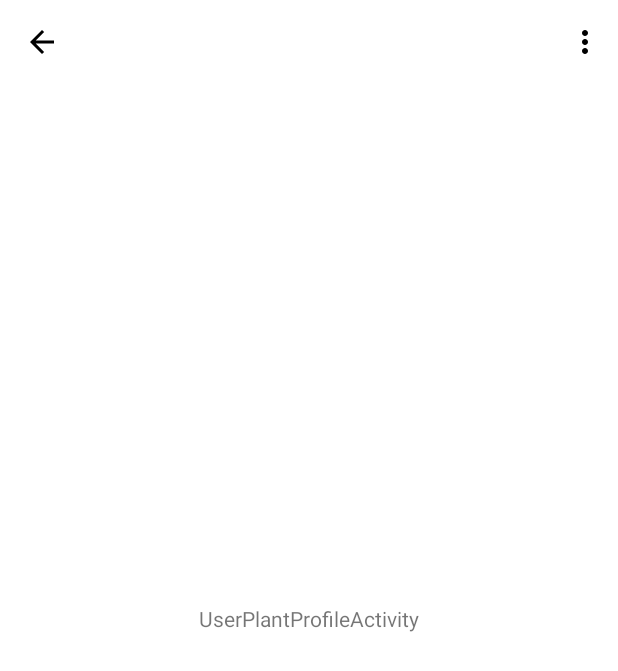
After one commit to arhanikram/BloomBotanica, an Android app: the UserPlantProfileActivity screen opened directly, with no data from a screen before it, on a phone screen of 412 x 824 dp. The commit adds this screen. Shown: the top 671 px of the screen. Run offline under Robolectric (Android 15) with nearby library versions, the phone set to English and light mode, and no system bars; our stand-ins replace Room's generated code; 1 statement that could not run was skipped.

Commit message:
added user plant profile

```diff
--- /dev/null
+++ b/app/src/main/java/com/example/bloombotanica/ui/UserPlantProfileActivity.java
@@ -0,0 +1,114 @@
+package com.example.bloombotanica.ui;
+
+import android.os.Bundle;
+import android.view.Menu;
+import android.view.MenuItem;
+import android.widget.TextView;
+import android.widget.Toast;
+
+import androidx.annotation.NonNull;
+import androidx.appcompat.widget.Toolbar;
+
+import androidx.activity.EdgeToEdge;
+import androidx.appcompat.app.AppCompatActivity;
+import androidx.core.graphics.Insets;
+import androidx.core.view.ViewCompat;
+import androidx.core.view.WindowInsetsCompat;
+import androidx.room.Delete;
+
+import com.example.bloombotanica.R;
+import com.example.bloombotanica.database.UserPlantDatabase;
+import com.example.bloombotanica.dialogs.DeletePlantDialog;
+import com.example.bloombotanica.models.UserPlant;
+
+public class UserPlantProfileActivity extends AppCompatActivity implements DeletePlantDialog.DeletePlantListener {
+
+    private UserPlantDatabase userPlantDatabase;
+    private int userPlantId;
+    private TextView plantNickname;
+    private UserPlant userPlant;
+
+
+    @Override
+    protected void onCreate(Bundle savedInstanceState) {
+        super.onCreate(savedInstanceState);
+        EdgeToEdge.enable(this);
+        setContentView(R.layout.activity_user_plant_profile);
+        ViewCompat.setOnApplyWindowInsetsListener(findViewById(R.id.main), (v, insets) -> {
+            Insets systemBars = insets.getInsets(WindowInsetsCompat.Type.systemBars());
+            v.setPadding(systemBars.left, systemBars.top, systemBars.right, systemBars.bottom);
+            return insets;
+        });
+
+        plantNickname = findViewById(R.id.userplant_nickname);
+
+        userPlantDatabase = UserPlantDatabase.getInstance(this);
+
+        userPlantId = getIntent().getIntExtra("userPlantId", -1);
+        if (userPlantId != -1) {
+            fetchUserPlant();
+
+        } else {
+            Toast.makeText(this, "Invalid user plant ID", Toast.LENGTH_SHORT).show();
+            finish();
+
+        }
+
+
+        Toolbar toolbar = findViewById(R.id.user_plant_profile_toolbar);
+        setSupportActionBar(toolbar);
+
+        if(getSupportActionBar() != null) {
+            getSupportActionBar().setTitle("");
+            getSupportActionBar().setDisplayHomeAsUpEnabled(true);
+        }
+
+        toolbar.setNavigationOnClickListener(v -> getOnBackPressedDispatcher().onBackPressed());
+
+    }
+
+    private void fetchUserPlant() {
+        new Thread(() -> {
+            userPlant = userPlantDatabase.userPlantDao().getUserPlantById(userPlantId);
+            runOnUiThread(() -> {
+                if (userPlant != null) {
+                    plantNickname.setText(userPlant.getNickname());
+
+                } else {
+                    Toast.makeText(UserPlantProfileActivity.this, "User plant not found", Toast.LENGTH_SHORT).show();
+                    finish();
+                }
+            });
+        }).start();
+    }
+
+    @Override
+    public boolean onCreateOptionsMenu(Menu menu) {
+        getMenuInflater().inflate(R.menu.user_plant_profile_menu, menu);
+        return true;
+    }
+
+    @Override
+    public boolean onOptionsItemSelected(@NonNull MenuItem item) {
+        if (item.getItemId() == R.id.edit_user_plant) {
+            // Handle edit user plant action
+            Toast.makeText(this, "Edit User Plant", Toast.LENGTH_SHORT).show();
+            return true;
+        } else if (item.getItemId() == R.id.delete_user_plant) {
+            showDeleteDialog();
+            return true;
+        }
+        return super.onOptionsItemSelected(item);
+    }
+
+    private void showDeleteDialog() {
+        DeletePlantDialog.showDeleteConfirmationDialog(this, userPlantDatabase, userPlant, 0, this);
+    }
+
+    @Override
+    public void onDeleteComplete(int position) {
+        // Handle what to do after deletion, like finishing the activity
+        Toast.makeText(this, "Plant deleted successfully", Toast.LENGTH_SHORT).show();
+        finish(); // Close the activity after deletion
+    }
+}
--- /dev/null
+++ b/app/src/main/res/drawable/baseline_arrow_back_24.xml
@@ -0,0 +1,5 @@
+<vector xmlns:android="http://schemas.android.com/apk/res/android" android:autoMirrored="true" android:height="24dp" android:tint="#000000" android:viewportHeight="24" android:viewportWidth="24" android:width="24dp">
+
+    <path android:fillColor="@android:color/white" android:pathData="M20,11H7.83l5.59,-5.59L12,4l-8,8 8,8 1.41,-1.41L7.83,13H20v-2z"/>
+
+</vector>
--- /dev/null
+++ b/app/src/main/res/drawable/edit_pencil_line_01_svgrepo_com.xml
@@ -0,0 +1,13 @@
+<vector xmlns:android="http://schemas.android.com/apk/res/android"
+    android:width="800dp"
+    android:height="800dp"
+    android:viewportWidth="24"
+    android:viewportHeight="24">
+  <path
+      android:pathData="M4,20H20M4,20V16L12,8M4,20L8,20L16,12M12,8L14.869,5.131L14.87,5.13C15.265,4.735 15.463,4.537 15.691,4.463C15.892,4.398 16.108,4.398 16.309,4.463C16.537,4.537 16.735,4.735 17.129,5.129L18.869,6.869C19.265,7.265 19.463,7.463 19.537,7.691C19.602,7.892 19.602,8.108 19.537,8.309C19.463,8.537 19.265,8.735 18.869,9.131L18.869,9.131L16,12M12,8L16,12"
+      android:strokeLineJoin="round"
+      android:strokeWidth="2"
+      android:fillColor="#00000000"
+      android:strokeColor="#000000"
+      android:strokeLineCap="round"/>
+</vector>
--- /dev/null
+++ b/app/src/main/res/layout/activity_user_plant_profile.xml
@@ -0,0 +1,30 @@
+<?xml version="1.0" encoding="utf-8"?>
+<androidx.constraintlayout.widget.ConstraintLayout xmlns:android="http://schemas.android.com/apk/res/android"
+    xmlns:app="http://schemas.android.com/apk/res-auto"
+    xmlns:tools="http://schemas.android.com/tools"
+    android:id="@+id/main"
+    android:layout_width="match_parent"
+    android:layout_height="match_parent"
+    tools:context=".ui.UserPlantProfileActivity">
+
+    <androidx.appcompat.widget.Toolbar
+        android:id="@+id/user_plant_profile_toolbar"
+        android:layout_width="match_parent"
+        android:layout_height="?attr/actionBarSize"
+        app:navigationIcon="@drawable/baseline_arrow_back_24"
+        tools:ignore="MissingConstraints" />
+
+
+    <TextView
+        android:id="@+id/userplant_nickname"
+        android:layout_width="wrap_content"
+        android:layout_height="wrap_content"
+        android:text="UserPlantProfileActivity"
+        app:layout_constraintBottom_toBottomOf="parent"
+        app:layout_constraintEnd_toEndOf="parent"
+        app:layout_constraintStart_toStartOf="parent"
+        app:layout_constraintTop_toTopOf="parent"
+        tools:ignore="HardcodedText" />
+<!--    text gets changed in UserPlantProfileActivity.java so hardcode is okay  -->
+
+</androidx.constraintlayout.widget.ConstraintLayout>
--- /dev/null
+++ b/app/src/main/res/menu/user_plant_profile_menu.xml
@@ -0,0 +1,16 @@
+<?xml version="1.0" encoding="utf-8"?>
+<menu xmlns:android="http://schemas.android.com/apk/res/android">
+
+    <item
+        android:id="@+id/edit_user_plant"
+        android:title="@string/edit_user_plant"
+        android:icon="@drawable/edit_pencil_line_01_svgrepo_com"
+        />
+    <item
+        android:id="@+id/delete_user_plant"
+        android:title="@string/delete_user_plant"
+        android:icon="@drawable/trash_full_svgrepo_com"
+        />
+
+
+</menu>
--- a/app/src/main/res/values/strings.xml
+++ b/app/src/main/res/values/strings.xml
@@ -14,4 +14,6 @@
     <string name="plant_nickname_hint">Enter your plant\'s nickname</string>
     <string name="add">Add</string>
     <string name="delete_plant">Delete Plant</string>
+    <string name="edit_user_plant">Edit plant</string>
+    <string name="delete_user_plant">Delete plant</string>
 </resources>
--- a/app/src/main/res/values/themes.xml
+++ b/app/src/main/res/values/themes.xml
@@ -15,5 +15,9 @@
         <item name="android:windowTranslucentStatus">false</item>
         <item name="android:windowLightStatusBar">true</item>
         <item name="android:navigationBarColor">@android:color/transparent</item>
+        <item name="actionOverflowButtonStyle">@style/OverflowMenuStyle</item>
+    </style>
+    <style name="OverflowMenuStyle" parent="Theme.MaterialComponents.Light.NoActionBar">
+        <item name="android:tint">@color/black</item>
     </style>
 </resources>
```
Also changed, not shown: app/src/main/AndroidManifest.xml (+6 -1 lines), app/src/main/java/com/example/bloombotanica/adapters/PlantAdapter.java (+17 -0 lines), app/src/main/java/com/example/bloombotanica/dialogs/AddPlantDialogFragment.java (+10 -22 lines), app/src/main/java/com/example/bloombotanica/dialogs/DeletePlantDialog.java (added, +36 -0 lines), app/src/main/java/com/example/bloombotanica/ui/PlantsFragment.java (+49 -22 lines), app/src/main/res/drawable/arrow_left_sm_svgrepo_com.xml (added, +13 -0 lines).
